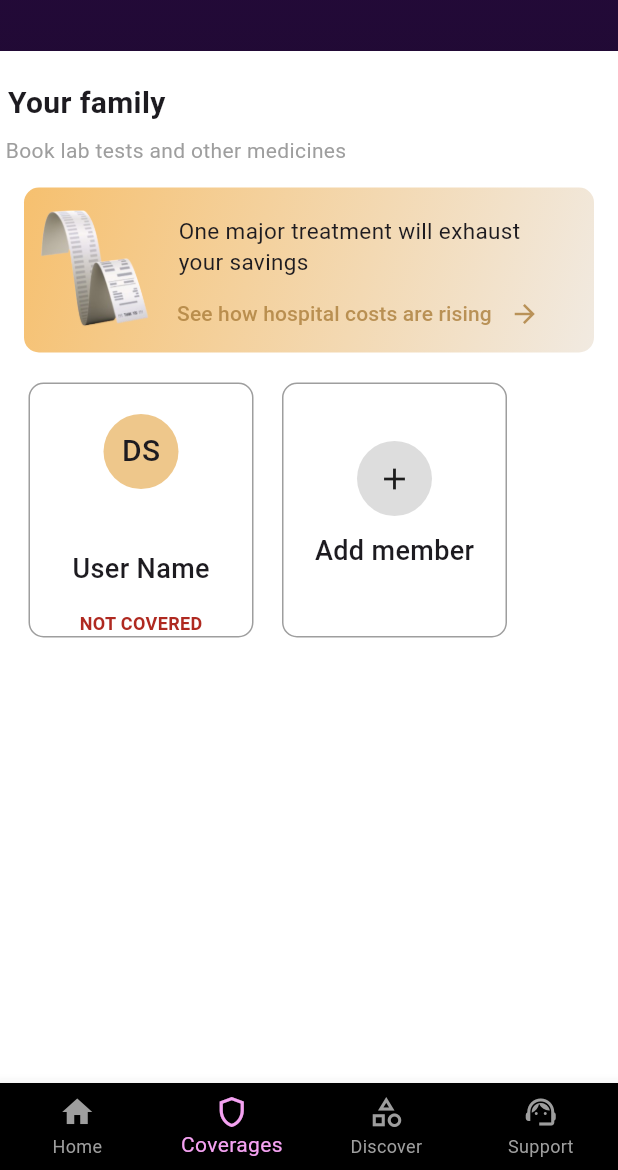
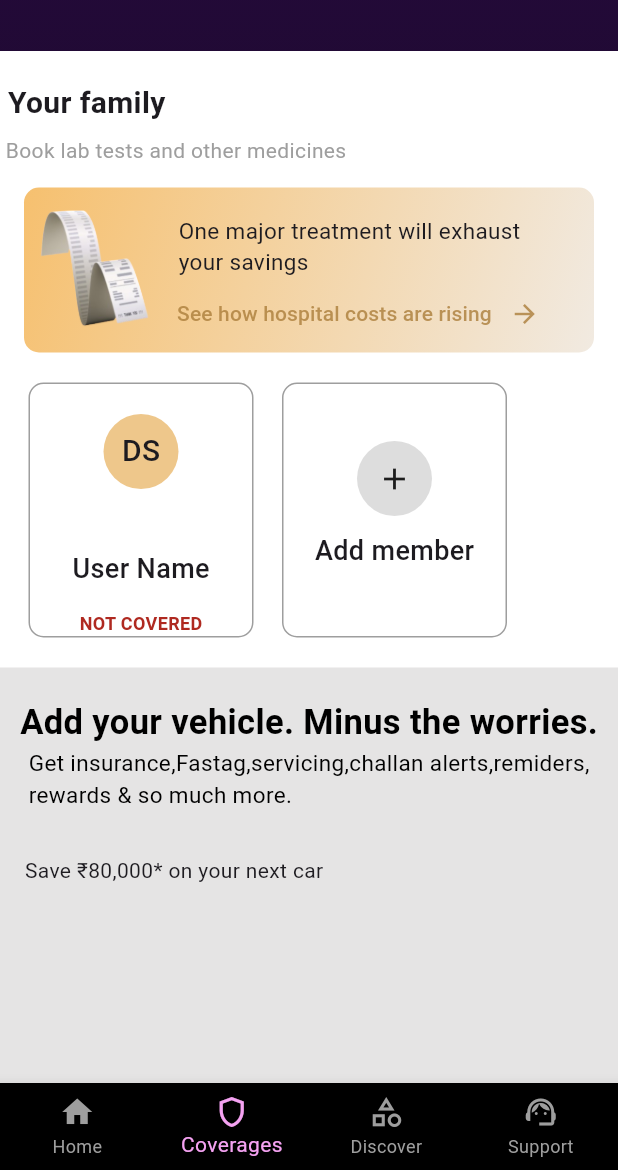
Before and after one commit to denilshaji2k/acko-clone, a Flutter app: the HomeView screen opened directly, item 2 of the bottom bar chosen, on a phone screen of 412 x 824 dp, the part 66-1236 px from its top. Run offline on Flutter 3.47's test engine with Material 3 defaults, Android fonts, the phone set to English and light mode, and no system bars; our stand-ins replace flutter_svg; Roboto replaces fonts that are missing (poppins).

Commit message:
scroll view

```diff
--- a/lib/view/navbar/coverages_view.dart
+++ b/lib/view/navbar/coverages_view.dart
@@ -236,6 +236,96 @@ class CoveragesView extends StatelessWidget {
                         ),
                       ],
                     ),
+                    const SizedBox(height: 20),
+//add your vehicle starts here
+                    Container(
+                      color: const Color.fromARGB(255, 229, 228, 228),
+                      height: 450,
+                      width: 450,
+                      child: Column(
+                        children: [
+                          const SizedBox(height: 20),
+                          const Text(
+                            'Add your vehicle. Minus the worries.',
+                            style: TextStyle(
+                              fontSize: 23,
+                              fontFamily: 'poppins',
+                              fontWeight: FontWeight.bold,
+                              color: Color.fromARGB(255, 0, 0, 0),
+                            ),
+                          ),
+                          const Text(
+                            'Get insurance,Fastag,servicing,challan alerts,remiders,\nrewards & so much more.',
+                            style: TextStyle(
+                              fontSize: 15,
+                              fontFamily: 'poppins',
+                              fontWeight: FontWeight.w400,
+                              color: Color.fromARGB(255, 0, 0, 0),
+                            ),
+                          ),
+                          const SizedBox(height: 30),
+                          SizedBox(
+                            height: 320,
+                            width: 395,
+                            child: ListView.builder(
+                              scrollDirection: Axis.horizontal,
+                              itemCount: 3,
+                              itemBuilder: (context, index) {
+                                final images = [
+                                  'assets/add1.png',
+                                  'assets/add2.png',
+                                  'assets/add3.png',
+                                  'assets/add4.png',
+                                ];
+
+                                final texts = [
+                                  "Save ₹80,000* on your next car",
+                                  "Sell your car at a great price",
+                                  "Take car care to the next level",
+                                ];
+
+                                final texts1 = [
+                                  "    Supersaver deals and superfast delivery",
+                                  "          Instant online quote and free evaluation",
+                                  "             Premium maintenance at unbeatable prices",
+                                ];
+                                final button = [
+                                  "Explore new cars",
+                                  "Check resale value",
+                                  "Book your car service",
+                                ];
+
+                                return Container(
+                                  margin:
+                                      const EdgeInsets.symmetric(horizontal: 8),
+                                  width: 383,
+                                  child:
+                                      // Background image
+                                      Container(
+                                    decoration: BoxDecoration(
+                                      borderRadius: BorderRadius.circular(10),
+                                      // image: DecorationImage(
+                                      //   image: AssetImage(images[index]),
+                                      //   fit: BoxFit.cover,
+                                      // ),
+                                    ),
+                                    child: Positioned(
+                                      right: 50,
+                                      child: Column(
+                                          crossAxisAlignment:
+                                              CrossAxisAlignment.start,
+                                          children: [
+                                            Text(texts[index]),
+                                          ]),
+                                    ),
+                                  ),
+                                );
+                              },
+                            ),
+                          )
+                        ],
+                      ),
+                    ),
                   ],
                 ),
               ),
```
Also changed, not shown: assets/add1.png (added), assets/add2.png (added), assets/add3.png (added), assets/add4.png (added).
